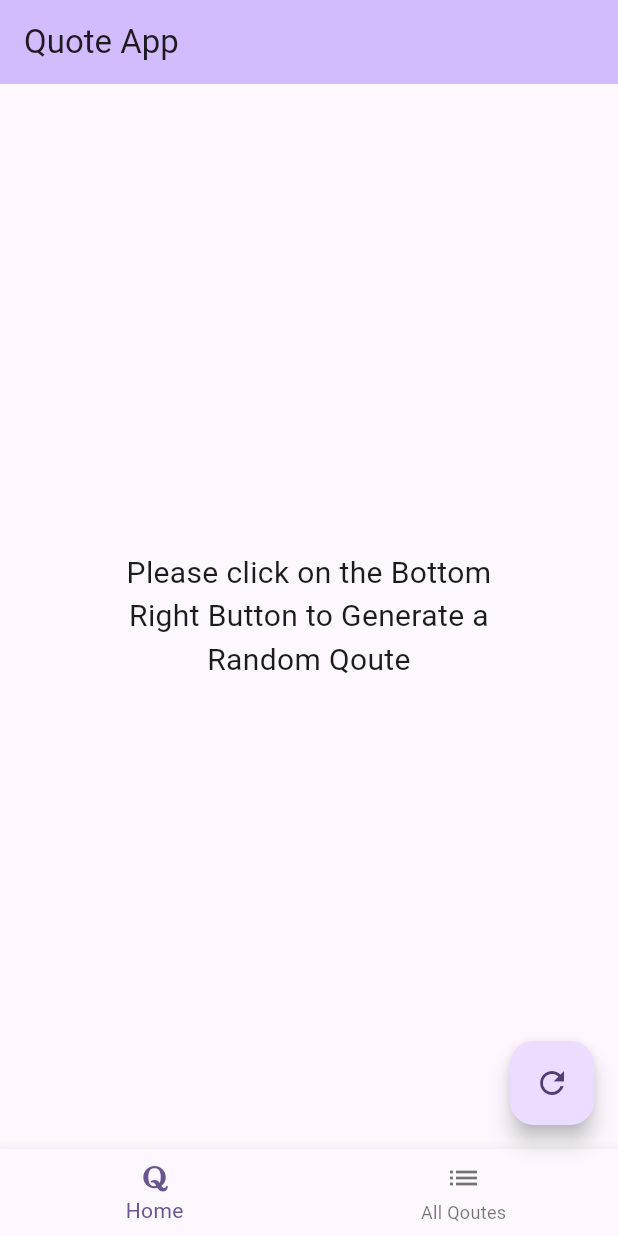
After one commit to zaidansarinstop/qoute_app_mobx, a Flutter app: the screen it shows after launch, on a phone screen of 412 x 824 dp. The commit adds this screen. Run offline on Flutter 3.47's test engine with Material 2 defaults, Android fonts, the phone set to English and light mode, and no system bars; our stand-ins replace flutter_mobx, mobx; generated files the repository leaves out were written again.

Commit message:
Refactored Code

```diff
--- /dev/null
+++ b/lib/presentation/pages/home_page.dart
@@ -0,0 +1,84 @@
+// Qoutes Data Store
+import 'package:flutter/material.dart';
+import 'package:flutter_mobx/flutter_mobx.dart';
+import 'package:mobx/mobx.dart';
+import 'package:qoute_app_mobx/models/single_qoute.dart';
+import 'package:qoute_app_mobx/presentation/pages/all_qoutes.dart';
+
+import '../../logic/page_store.dart';
+import '../../logic/qoute.dart';
+import '../widgets/error_display.dart';
+import '../widgets/loading_display.dart';
+import 'single_page_quote.dart';
+
+// Qoutes Data Store
+final qouteStore = QouteStore();
+
+// Current Page Store
+final pageStore = PageStore();
+
+class HomePage extends StatelessWidget {
+  final String title;
+
+  const HomePage({required this.title, super.key});
+
+  void changePage(int page) {
+    pageStore.changeIndex(page);
+  }
+
+  @override
+  Widget build(BuildContext context) {
+    return Scaffold(
+      appBar: AppBar(
+        title: Text(title),
+        backgroundColor: Theme.of(context).colorScheme.inversePrimary,
+      ),
+      body: Observer(builder: (_) {
+        final ObservableFuture<List<SingleQoute>>? future = qouteStore.listOfQoutes;
+        final int currentPage = pageStore.pageIndex;
+        if (future == null) {
+          return const Center(
+            child: SizedBox(
+              width: 250,
+              child: Text(
+                'Please click on the Bottom Right Button to Generate a Random Qoute',
+                textAlign: TextAlign.center,
+                style: TextStyle(fontSize: 20),
+              ),
+            ),
+          );
+        }
+        switch (future.status) {
+          case FutureStatus.pending:
+            return const Center(
+              child: LoadingDisplay(),
+            );
+          case FutureStatus.rejected:
+            return const Center(
+              child: ErrorDisplay(),
+            );
+          case FutureStatus.fulfilled:
+            final List<dynamic> listData = future.result;
+            return currentPage == 0 ? SinglePageQoute(listData: listData) : AllQoutes(listData: listData);
+        }
+      }),
+      floatingActionButton: FloatingActionButton(
+        onPressed: () {
+          qouteStore.fetch();
+        },
+        child: const Icon(Icons.refresh),
+      ),
+      bottomNavigationBar: Observer(builder: (_) {
+        return BottomNavigationBar(
+          items: const [
+            BottomNavigationBarItem(icon: Icon(Icons.quora), label: 'Home'),
+            BottomNavigationBarItem(
+                icon: Icon(Icons.list), label: 'All Qoutes'),
+          ],
+          currentIndex: pageStore.pageIndex,
+          onTap: changePage,
+        );
+      }),
+    );
+  }
+}
```
Also changed, not shown: lib/main.dart (+4 -166 lines), lib/presentation/pages/all_qoutes.dart (added, +27 -0 lines), lib/presentation/pages/single_page_quote.dart (added, +49 -0 lines), lib/presentation/widgets/error_display.dart (added, +27 -0 lines), lib/presentation/widgets/loading_display.dart (added, +24 -0 lines), lib/presentation/widgets/qoute_box.dart (added, +45 -0 lines).
